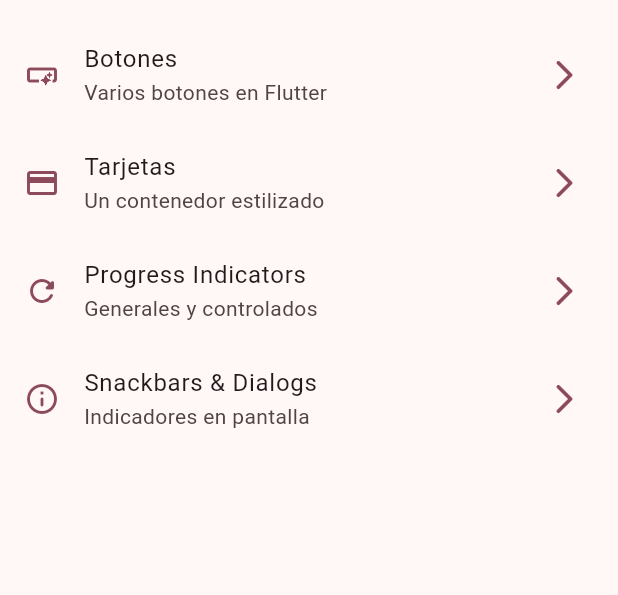
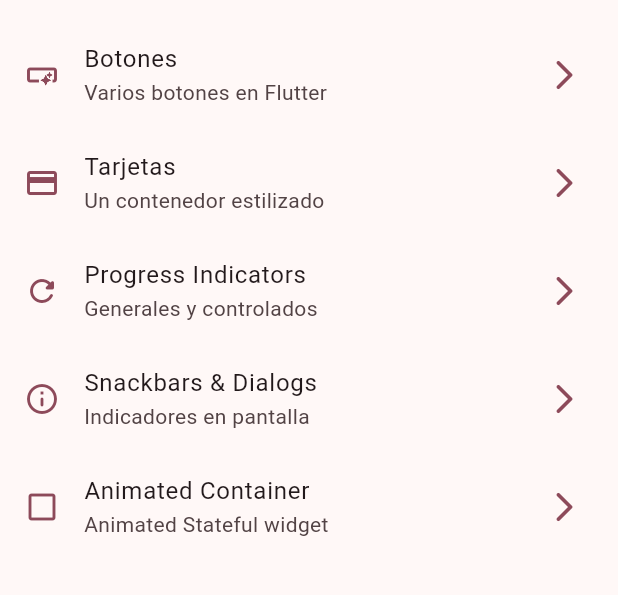
Before and after one commit to Flutter-Course-DDominguez/WidgetsApp, a Flutter app: the screen it shows after launch, on a phone screen of 412 x 824 dp, the part 63-658 px from its top. Run offline on Flutter 3.47's test engine with Material 3 defaults, Android fonts, the phone set to English and light mode, and no system bars; our stand-ins replace go_router.

Commit message:
Animated container finished

```diff
--- a/lib/config/menu/menu_items.dart
+++ b/lib/config/menu/menu_items.dart
@@ -33,5 +33,10 @@ const appMenuItems = <MenuItem>[
       title: 'Snackbars & Dialogs',
       subtitle: 'Indicadores en pantalla',
       link: '/snackbars',
-      icon: Icons.info_outline_rounded)
+      icon: Icons.info_outline_rounded),
+  MenuItem(
+      title: 'Animated Container',
+      subtitle: 'Animated Stateful widget',
+      link: '/animated',
+      icon: Icons.check_box_outline_blank_outlined),
 ];
--- a/lib/config/router/app_router.dart
+++ b/lib/config/router/app_router.dart
@@ -26,6 +26,11 @@ final appRouter = GoRouter(
       path: '/snackbars',
       name: SnackbarScreen.name,
       builder: (context, state) => const SnackbarScreen(),
+    ),
+    GoRoute(
+      path: '/animated',
+      name: AnimatedScreen.name,
+      builder: (context, state) => const AnimatedScreen(),
     )
   ],
 );
```
Also changed, not shown: lib/presentation/screens/animated/animated_screen.dart (+50 -2 lines).
